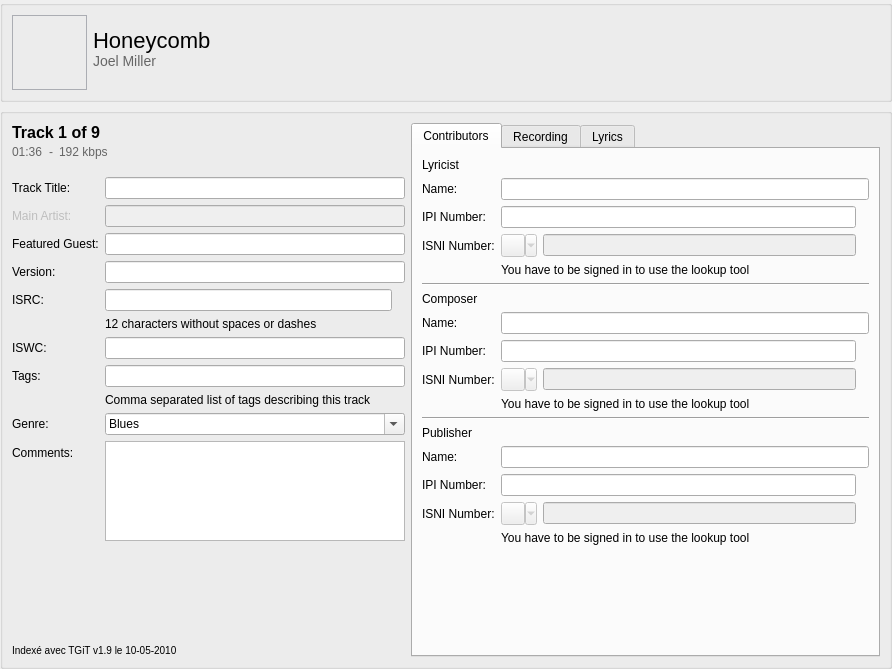
Iconoclasteinc/tgit, file resources/ui/track_page.ui: the form before one commit.
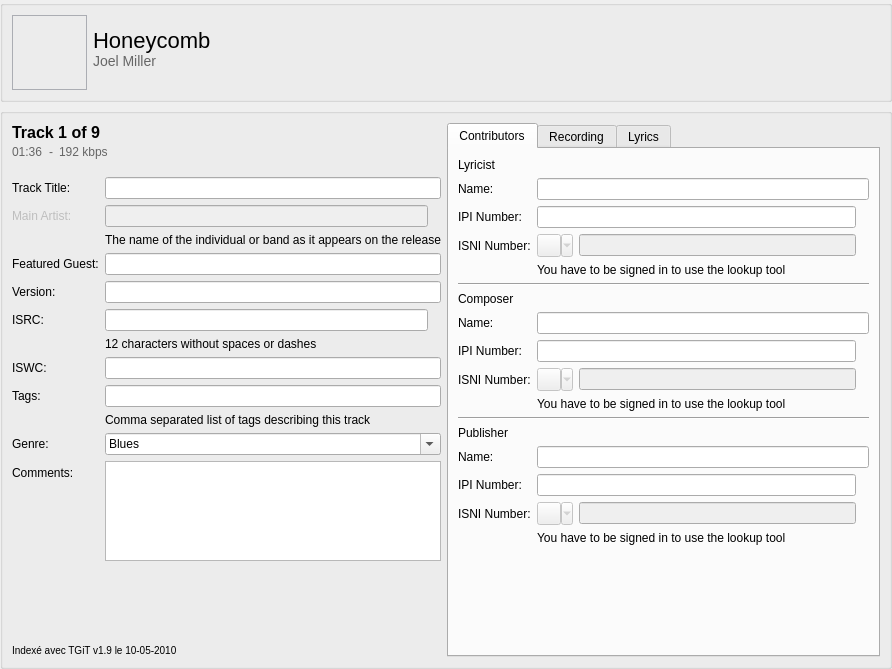
The form after the commit. Icons and pictures are not drawn. Custom widgets are drawn as their Qt base class.

Commit message: Add contextual help for the main artist field on the track level.

```diff
--- a/resources/ui/track_page.ui
+++ b/resources/ui/track_page.ui
@@ -265,20 +265,7 @@
             </property>
            </widget>
           </item>
-          <item row="2" column="1">
-           <widget class="QLineEdit" name="_lead_performer">
-            <property name="enabled">
-             <bool>false</bool>
-            </property>
-            <property name="minimumSize">
-             <size>
-              <width>250</width>
-              <height>0</height>
-             </size>
-            </property>
-           </widget>
-          </item>
-          <item row="3" column="0">
+          <item row="4" column="0">
            <widget class="QLabel" name="_featured_guest_caption">
             <property name="text">
              <string>Featured Guest:</string>
@@ -291,7 +278,7 @@
             </property>
            </widget>
           </item>
-          <item row="3" column="1">
+          <item row="4" column="1">
            <widget class="QLineEdit" name="_featured_guest">
             <property name="minimumSize">
              <size>
@@ -301,7 +288,7 @@
             </property>
            </widget>
           </item>
-          <item row="4" column="0">
+          <item row="5" column="0">
            <widget class="QLabel" name="_version_caption">
             <property name="text">
              <string>Version:</string>
@@ -314,7 +301,7 @@
             </property>
            </widget>
           </item>
-          <item row="4" column="1">
+          <item row="5" column="1">
            <widget class="QLineEdit" name="_version">
             <property name="minimumSize">
              <size>
@@ -324,7 +311,7 @@
             </property>
            </widget>
           </item>
-          <item row="5" column="0">
+          <item row="6" column="0">
            <widget class="QLabel" name="_isrc_caption">
             <property name="text">
              <string>ISRC:</string>
@@ -337,7 +324,7 @@
             </property>
            </widget>
           </item>
-          <item row="5" column="1">
+          <item row="6" column="1">
            <layout class="QHBoxLayout" name="horizontalLayout_3">
             <item>
              <widget class="QLineEdit" name="_isrc">
@@ -370,7 +357,7 @@
             </item>
            </layout>
           </item>
-          <item row="7" column="0">
+          <item row="8" column="0">
            <widget class="QLabel" name="_iswc_caption">
             <property name="text">
              <string>ISWC:</string>
@@ -383,7 +370,7 @@
             </property>
            </widget>
           </item>
-          <item row="7" column="1">
+          <item row="8" column="1">
            <widget class="QLineEdit" name="_iswc">
             <property name="minimumSize">
              <size>
@@ -393,7 +380,7 @@
             </property>
            </widget>
           </item>
-          <item row="8" column="0">
+          <item row="9" column="0">
            <widget class="QLabel" name="_tags_caption">
             <property name="text">
              <string>Tags:</string>
@@ -406,7 +393,7 @@
             </property>
            </widget>
           </item>
-          <item row="8" column="1">
+          <item row="9" column="1">
            <widget class="QLineEdit" name="_tags">
             <property name="minimumSize">
              <size>
@@ -416,7 +403,7 @@
             </property>
            </widget>
           </item>
-          <item row="10" column="0">
+          <item row="11" column="0">
            <widget class="QLabel" name="_genre_caption">
             <property name="text">
              <string>Genre:</string>
@@ -426,7 +413,7 @@
             </property>
            </widget>
           </item>
-          <item row="10" column="1">
+          <item row="11" column="1">
            <widget class="QComboBox" name="_genre">
             <property name="sizePolicy">
              <sizepolicy hsizetype="MinimumExpanding" vsizetype="Fixed">
@@ -468,7 +455,7 @@
             </item>
            </widget>
           </item>
-          <item row="11" column="0">
+          <item row="12" column="0">
            <widget class="QLabel" name="_comments_caption">
             <property name="text">
              <string>Comments:</string>
@@ -478,7 +465,7 @@
             </property>
            </widget>
           </item>
-          <item row="11" column="1">
+          <item row="12" column="1">
            <widget class="TextArea" name="_comments">
             <property name="minimumSize">
              <size>
@@ -494,7 +481,7 @@
             </property>
            </widget>
           </item>
-          <item row="6" column="1">
+          <item row="7" column="1">
            <widget class="QLabel" name="_isrc_info">
             <property name="styleSheet">
              <string notr="true">
@@ -516,7 +503,7 @@
             </property>
            </widget>
           </item>
-          <item row="9" column="1">
+          <item row="10" column="1">
            <widget class="QLabel" name="_tags_info">
             <property name="styleSheet">
              <string notr="true">
@@ -538,6 +525,64 @@
             </property>
            </widget>
           </item>
+          <item row="3" column="1">
+           <widget class="QLabel" name="_main_artist_info">
+            <property name="styleSheet">
+             <string notr="true">
+QLabel[style=QWindowsVistaStyle] {
+    font-size: 7pt;
+	margin-top: -2px;
+    margin-bottom: 2px;
+}
+
+QLabel[style=QMacStyle] {
+    font-size: 11pt;
+	margin-top: -3px;
+    margin-bottom: 3px;
+}
+</string>
+            </property>
+            <property name="text">
+             <string>The name of the individual or band as it appears on the release</string>
+            </property>
+           </widget>
+          </item>
+          <item row="2" column="1">
+           <layout class="QHBoxLayout" name="horizontalLayout_9">
+            <item>
+             <widget class="QLineEdit" name="_lead_performer">
+              <property name="enabled">
+               <bool>false</bool>
+              </property>
+              <property name="minimumSize">
+               <size>
+                <width>250</width>
+                <height>0</height>
+               </size>
+              </property>
+             </widget>
+            </item>
+            <item>
+             <widget class="HelpLabel" name="_main_artist_help">
+              <property name="maximumSize">
+               <size>
+                <width>20</width>
+                <height>20</height>
+               </size>
+              </property>
+              <property name="toolTip">
+               <string>&lt;html&gt;&lt;head/&gt;&lt;body&gt;&lt;p&gt;The track's main artist is the one entered for the project unless the project is a multi-artist compilation.&lt;/p&gt;&lt;/body&gt;&lt;/html&gt;</string>
+              </property>
+              <property name="pixmap">
+               <pixmap resource="../resources.qrc">:/icons/help</pixmap>
+              </property>
+              <property name="scaledContents">
+               <bool>true</bool>
+              </property>
+             </widget>
+            </item>
+           </layout>
+          </item>
          </layout>
         </item>
         <item>
```
Left out of the diff: 6 changed lines with no effect on the pictures. The commit also changes 2 other files.
